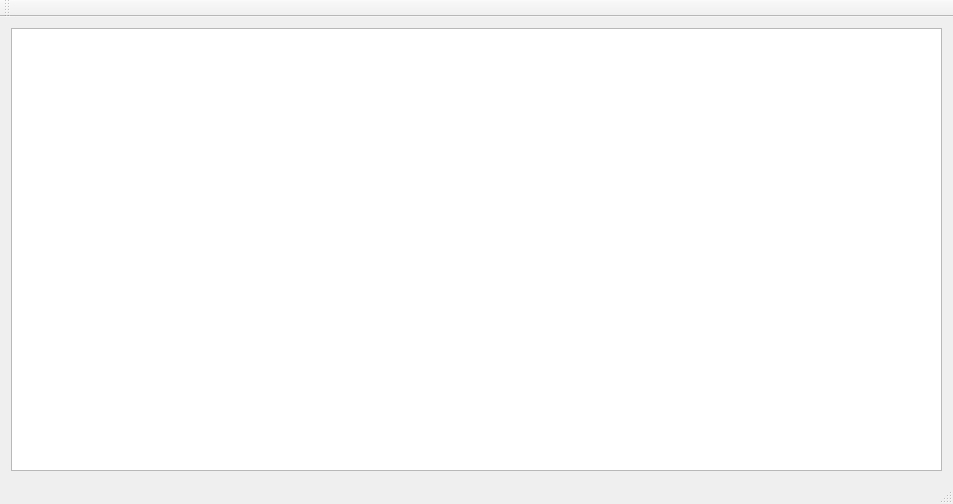
Before: the Qt Designer form ladybug_monitor/mainwindow.ui in tomazos/wt, drawn with Qt 5.
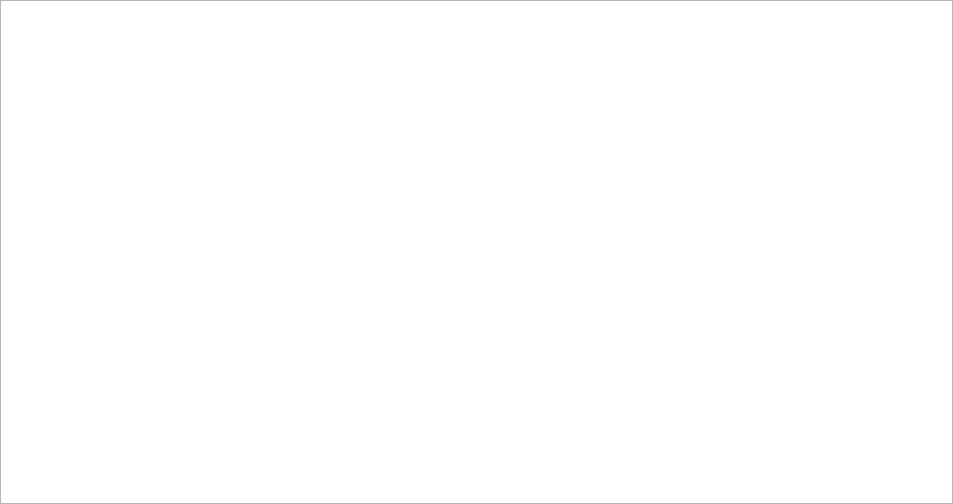
After: the same form once the commit is applied.

What changed in the file:
```diff
--- a/ladybug_monitor/mainwindow.ui
+++ b/ladybug_monitor/mainwindow.ui
@@ -15,30 +15,26 @@
   </property>
   <widget class="QWidget" name="centralWidget">
    <layout class="QGridLayout" name="gridLayout">
+    <property name="leftMargin">
+     <number>0</number>
+    </property>
+    <property name="topMargin">
+     <number>0</number>
+    </property>
+    <property name="rightMargin">
+     <number>0</number>
+    </property>
+    <property name="bottomMargin">
+     <number>0</number>
+    </property>
+    <property name="spacing">
+     <number>0</number>
+    </property>
     <item row="0" column="0">
      <widget class="QGraphicsView" name="graphicsView"/>
     </item>
    </layout>
   </widget>
-  <widget class="QMenuBar" name="menuBar">
-   <property name="geometry">
-    <rect>
-     <x>0</x>
-     <y>0</y>
-     <width>953</width>
-     <height>25</height>
-    </rect>
-   </property>
-  </widget>
-  <widget class="QToolBar" name="mainToolBar">
-   <attribute name="toolBarArea">
-    <enum>TopToolBarArea</enum>
-   </attribute>
-   <attribute name="toolBarBreak">
-    <bool>false</bool>
-   </attribute>
-  </widget>
-  <widget class="QStatusBar" name="statusBar"/>
  </widget>
  <layoutdefault spacing="6" margin="11"/>
  <resources/>
```
Left out of the diff: 6 changed lines with no effect on the pictures.
